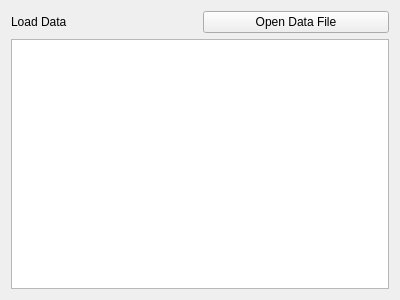
First picture: the form in QtBrainChartGUI/plugins/data/data.ui, repository CBICA/niCHART, before the edit.
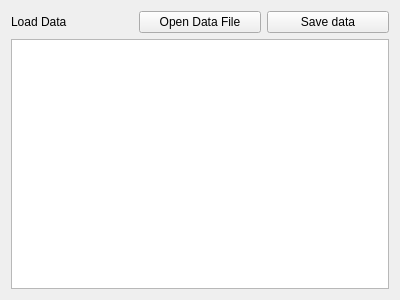
Second picture: the form after the edit.

Commit message: Add save data functionality

```diff
--- a/QtBrainChartGUI/plugins/data/data.ui
+++ b/QtBrainChartGUI/plugins/data/data.ui
@@ -30,6 +30,13 @@
        </property>
       </widget>
      </item>
+     <item>
+      <widget class="QPushButton" name="save_data_Btn">
+       <property name="text">
+        <string>Save data</string>
+       </property>
+      </widget>
+     </item>
     </layout>
    </item>
    <item>
```
The commit also changes 1 other file.
